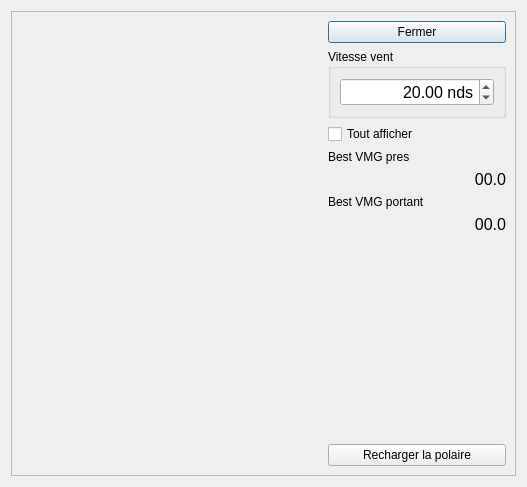
Before: the Qt Designer form src/Ui/dialogviewpolar.ui in nohal/qtVlm, drawn with Qt 5.
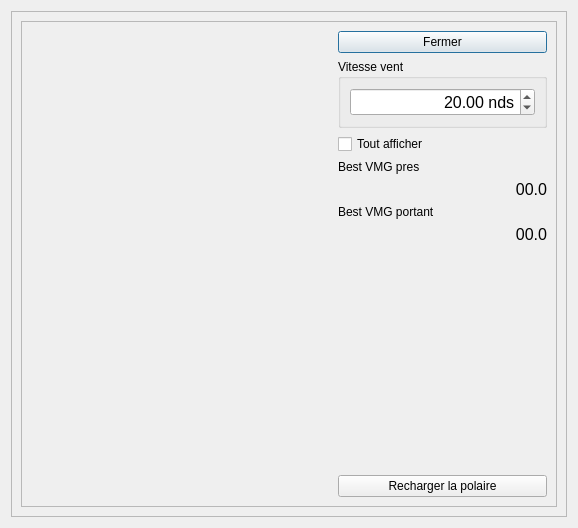
After: the same form once the commit is applied.

What changed in the file:
```diff
--- a/src/Ui/dialogviewpolar.ui
+++ b/src/Ui/dialogviewpolar.ui
@@ -6,8 +6,8 @@
    <rect>
     <x>0</x>
     <y>0</y>
-    <width>527</width>
-    <height>487</height>
+    <width>578</width>
+    <height>528</height>
    </rect>
   </property>
   <property name="windowTitle">
@@ -15,6 +15,21 @@
   </property>
   <layout class="QVBoxLayout" name="verticalLayout_3">
    <item>
+    <widget class="QScrollArea" name="scrollArea">
+     <property name="widgetResizable">
+      <bool>true</bool>
+     </property>
+     <widget class="QWidget" name="scrollAreaWidgetContents">
+      <property name="geometry">
+       <rect>
+        <x>0</x>
+        <y>0</y>
+        <width>558</width>
+        <height>508</height>
+       </rect>
+      </property>
+      <layout class="QVBoxLayout" name="verticalLayout_4">
+       <item>
     <widget class="QFrame" name="frame">
      <property name="frameShape">
       <enum>QFrame::StyledPanel</enum>
@@ -177,6 +192,10 @@
        </layout>
       </item>
      </layout>
+        </widget>
+       </item>
+      </layout>
+     </widget>
     </widget>
    </item>
   </layout>
```
Lines whose indentation alone changed are shown as unchanged.
